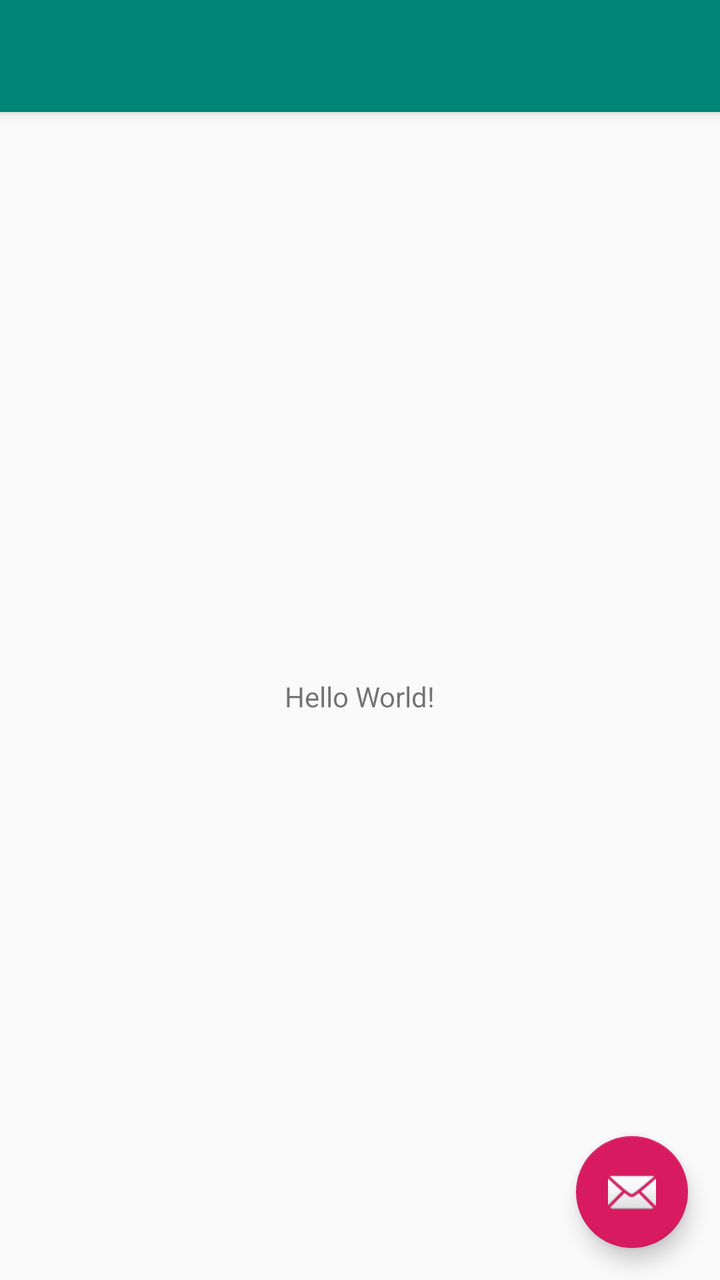
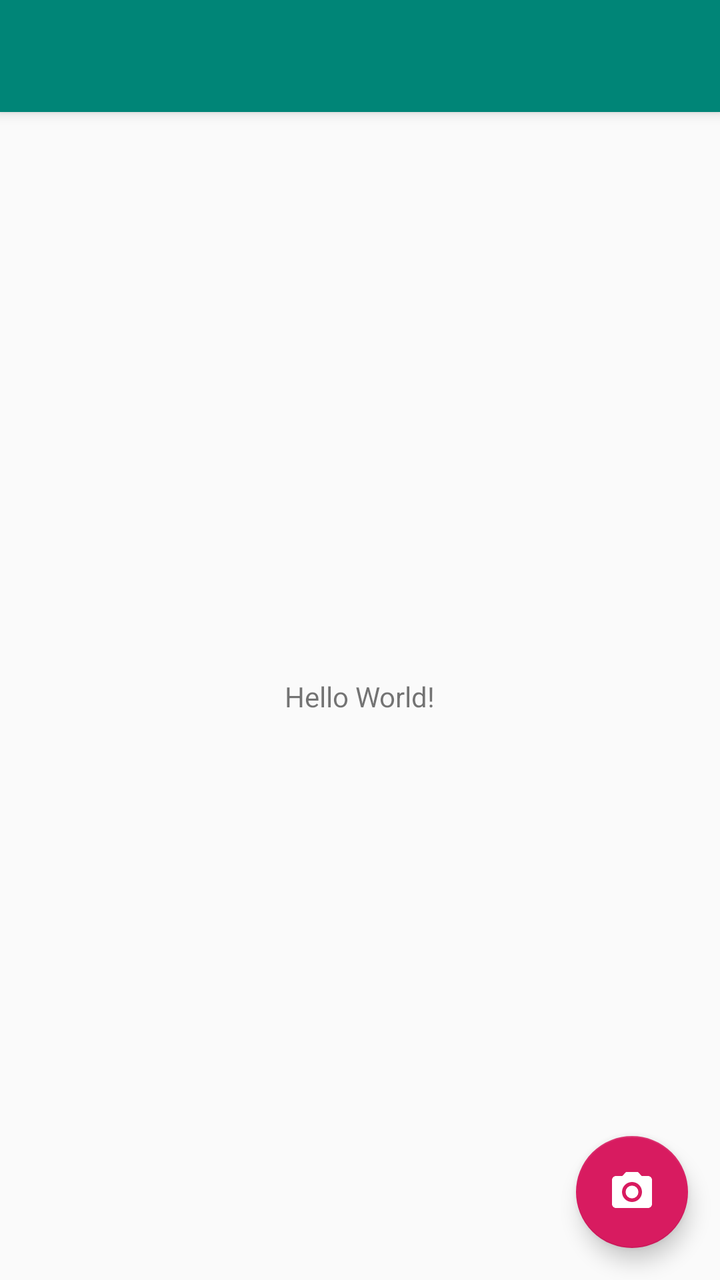

Two renders of the same Android screen: before a commit and after it. Below are the layout's source before the change and the commit's diff.
<!-- AndroidManifest.xml: activity theme AppTheme.NoActionBar -->
<!-- res/layout/activity_main.xml -->
<?xml version="1.0" encoding="utf-8"?>
<androidx.coordinatorlayout.widget.CoordinatorLayout
        xmlns:android="http://schemas.android.com/apk/res/android"
        xmlns:app="http://schemas.android.com/apk/res-auto"
        xmlns:tools="http://schemas.android.com/tools"
        android:layout_width="match_parent"
        android:layout_height="match_parent"
        tools:context=".MainActivity">

    <com.google.android.material.appbar.AppBarLayout
            android:layout_height="wrap_content"
            android:layout_width="match_parent"
            android:theme="@style/AppTheme.AppBarOverlay">

        <androidx.appcompat.widget.Toolbar
                android:id="@+id/toolbar"
                android:layout_width="match_parent"
                android:layout_height="?attr/actionBarSize"
                android:background="?attr/colorPrimary"
                app:popupTheme="@style/AppTheme.PopupOverlay"/>

    </com.google.android.material.appbar.AppBarLayout>

    <include layout="@layout/content_main"/>

    <com.google.android.material.floatingactionbutton.FloatingActionButton
            android:id="@+id/fab"
            android:layout_width="wrap_content"
            android:layout_height="wrap_content"
            android:layout_gravity="bottom|end"
            android:layout_margin="@dimen/fab_margin"
            app:srcCompat="@android:drawable/ic_dialog_email"/>

</androidx.coordinatorlayout.widget.CoordinatorLayout>
<!-- res/layout/content_main.xml (included above) -->
<?xml version="1.0" encoding="utf-8"?>
<androidx.constraintlayout.widget.ConstraintLayout
        xmlns:android="http://schemas.android.com/apk/res/android"
        xmlns:tools="http://schemas.android.com/tools"
        xmlns:app="http://schemas.android.com/apk/res-auto"
        android:layout_width="match_parent"
        android:layout_height="match_parent"
        app:layout_behavior="@string/appbar_scrolling_view_behavior"
        tools:showIn="@layout/activity_main"
        tools:context=".MainActivity">

    <TextView
            android:layout_width="wrap_content"
            android:layout_height="wrap_content"
            android:text="Hello World!"
            app:layout_constraintBottom_toBottomOf="parent"
            app:layout_constraintLeft_toLeftOf="parent"
            app:layout_constraintRight_toRightOf="parent"
            app:layout_constraintTop_toTopOf="parent"/>

    <ImageView
            android:id="@+id/imgPreview"
            android:layout_width="0dp"
            android:layout_height="0dp"
            app:layout_constraintStart_toStartOf="parent"
            app:layout_constraintEnd_toEndOf="parent"
            app:layout_constraintTop_toTopOf="parent"
            app:layout_constraintBottom_toBottomOf="parent"
            app:layout_constraintHeight_percent="0.5"
            app:layout_constraintWidth_percent="0.5"/>

</androidx.constraintlayout.widget.ConstraintLayout>
<!-- resources referenced by this layout -->
<resources>
  <dimen name="fab_margin">16dp</dimen>
  <style name="AppTheme.AppBarOverlay" parent="ThemeOverlay.AppCompat.Dark.ActionBar" />
  <style name="AppTheme.PopupOverlay" parent="ThemeOverlay.AppCompat.Light" />
  <style name="AppTheme.NoActionBar">
          <item name="windowActionBar">false</item>
          <item name="windowNoTitle">true</item>
      </style>
</resources>

<!-- the commit's change to res/layout/activity_main.xml (unified diff, before → after) -->
@@ -29,7 +29,7 @@
             android:layout_height="wrap_content"
             android:layout_gravity="bottom|end"
             android:layout_margin="@dimen/fab_margin"
-            app:srcCompat="@android:drawable/ic_dialog_email"/>
+            app:srcCompat="@drawable/ic_camera_24dp"/>
 
 </androidx.coordinatorlayout.widget.CoordinatorLayout>
 <!-- res/layout/content_main.xml (included above) -->
@@ -64,4 +64,13 @@
             app:layout_constraintHeight_percent="0.5"
             app:layout_constraintWidth_percent="0.5"/>
 
+    <androidx.recyclerview.widget.RecyclerView
+            android:id="@+id/recyclerPhoto"
+            android:layout_width="0dp"
+            android:layout_height="0dp"
+            app:layout_constraintBottom_toBottomOf="parent"
+            app:layout_constraintLeft_toLeftOf="parent"
+            app:layout_constraintRight_toRightOf="parent"
+            app:layout_constraintTop_toTopOf="parent"/>
+
 </androidx.constraintlayout.widget.ConstraintLayout>
<!-- resource entries referenced after the edit -->
@@ -1,6 +1,13 @@
 <!-- resources referenced by this layout -->
 <resources>
   <dimen name="fab_margin">16dp</dimen>
+  <!-- drawable ic_camera_24dp (drawable) -->
+  <vector android:height="24dp" android:tint="#FFFFFF"
+      android:viewportHeight="24.0" android:viewportWidth="24.0"
+      android:width="24dp" xmlns:android="http://schemas.android.com/apk/res/android">
+      <path android:fillColor="#FF000000" android:pathData="M12,12m-3.2,0a3.2,3.2 0,1 1,6.4 0a3.2,3.2 0,1 1,-6.4 0"/>
+      <path android:fillColor="#FF000000" android:pathData="M9,2L7.17,4L4,4c-1.1,0 -2,0.9 -2,2v12c0,1.1 0.9,2 2,2h16c1.1,0 2,-0.9 2,-2L22,6c0,-1.1 -0.9,-2 -2,-2h-3.17L15,2L9,2zM12,17c-2.76,0 -5,-2.24 -5,-5s2.24,-5 5,-5 5,2.24 5,5 -2.24,5 -5,5z"/>
+  </vector>
   <style name="AppTheme.AppBarOverlay" parent="ThemeOverlay.AppCompat.Dark.ActionBar" />
   <style name="AppTheme.PopupOverlay" parent="ThemeOverlay.AppCompat.Light" />
   <style name="AppTheme.NoActionBar">
